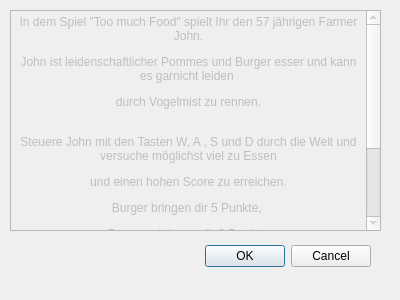
AshtariEsric/TooMuchFood_QT, file TooMuchFood/informationen.ui: the form before one commit.
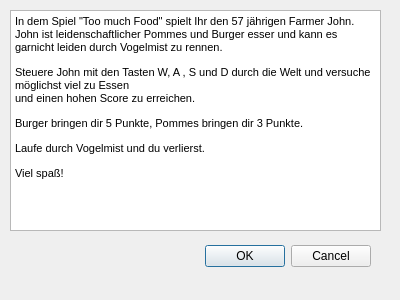
The form after the commit.

The edit to the form file:
```diff
--- a/TooMuchFood/informationen.ui
+++ b/TooMuchFood/informationen.ui
@@ -35,9 +35,9 @@
     <set>QDialogButtonBox::Cancel|QDialogButtonBox::Ok</set>
    </property>
   </widget>
-  <widget class="QTextEdit" name="textEdit">
+  <widget class="QTextBrowser" name="textBrowser">
    <property name="enabled">
-    <bool>false</bool>
+    <bool>true</bool>
    </property>
    <property name="geometry">
     <rect>
@@ -51,33 +51,34 @@
     <enum>Qt::NoContextMenu</enum>
    </property>
    <property name="autoFillBackground">
-    <bool>true</bool>
+    <bool>false</bool>
+   </property>
+   <property name="inputMethodHints">
+    <set>Qt::ImhMultiLine</set>
    </property>
    <property name="sizeAdjustPolicy">
-    <enum>QAbstractScrollArea::AdjustToContents</enum>
+    <enum>QAbstractScrollArea::AdjustToContentsOnFirstShow</enum>
    </property>
    <property name="autoFormatting">
     <set>QTextEdit::AutoAll</set>
    </property>
    <property name="html">
-    <string notr="true">&lt;!DOCTYPE HTML PUBLIC &quot;-//W3C//DTD HTML 4.0//EN&quot; &quot;http://www.w3.org/TR/REC-html40/strict.dtd&quot;&gt;
+    <string>&lt;!DOCTYPE HTML PUBLIC &quot;-//W3C//DTD HTML 4.0//EN&quot; &quot;http://www.w3.org/TR/REC-html40/strict.dtd&quot;&gt;
 &lt;html&gt;&lt;head&gt;&lt;meta name=&quot;qrichtext&quot; content=&quot;1&quot; /&gt;&lt;style type=&quot;text/css&quot;&gt;
 p, li { white-space: pre-wrap; }
 &lt;/style&gt;&lt;/head&gt;&lt;body style=&quot; font-family:'MS Shell Dlg 2'; font-size:8.25pt; font-weight:400; font-style:normal;&quot;&gt;
-&lt;p align=&quot;center&quot; style=&quot; margin-top:12px; margin-bottom:12px; margin-left:0px; margin-right:0px; -qt-block-indent:0; text-indent:0px;&quot;&gt;&lt;span style=&quot; font-size:9pt;&quot;&gt;In dem Spiel &amp;quot;Too much Food&amp;quot; spielt Ihr den 57 jährigen Farmer John.&lt;/span&gt;&lt;/p&gt;
-&lt;p align=&quot;center&quot; style=&quot; margin-top:12px; margin-bottom:12px; margin-left:0px; margin-right:0px; -qt-block-indent:0; text-indent:0px;&quot;&gt;&lt;span style=&quot; font-size:9pt;&quot;&gt;John ist leidenschaftlicher Pommes und Burger esser und kann es garnicht leiden &lt;/span&gt;&lt;/p&gt;
-&lt;p align=&quot;center&quot; style=&quot; margin-top:12px; margin-bottom:12px; margin-left:0px; margin-right:0px; -qt-block-indent:0; text-indent:0px;&quot;&gt;&lt;span style=&quot; font-size:9pt;&quot;&gt;durch Vogelmist zu rennen.&lt;/span&gt;&lt;/p&gt;
-&lt;p align=&quot;center&quot; style=&quot; margin-top:12px; margin-bottom:12px; margin-left:0px; margin-right:0px; -qt-block-indent:0; text-indent:0px;&quot;&gt;&lt;span style=&quot; font-size:9pt;&quot;&gt;&lt;br /&gt;Steuere John mit den Tasten W, A , S und D durch die Welt und versuche möglichst viel zu Essen&lt;/span&gt;&lt;/p&gt;
-&lt;p align=&quot;center&quot; style=&quot; margin-top:12px; margin-bottom:12px; margin-left:0px; margin-right:0px; -qt-block-indent:0; text-indent:0px;&quot;&gt;&lt;span style=&quot; font-size:9pt;&quot;&gt;und einen hohen Score zu erreichen.&lt;/span&gt;&lt;/p&gt;
-&lt;p align=&quot;center&quot; style=&quot; margin-top:12px; margin-bottom:12px; margin-left:0px; margin-right:0px; -qt-block-indent:0; text-indent:0px;&quot;&gt;&lt;span style=&quot; font-size:9pt;&quot;&gt;Burger bringen dir 5 Punkte, &lt;/span&gt;&lt;/p&gt;
-&lt;p align=&quot;center&quot; style=&quot; margin-top:12px; margin-bottom:12px; margin-left:0px; margin-right:0px; -qt-block-indent:0; text-indent:0px;&quot;&gt;&lt;span style=&quot; font-size:9pt;&quot;&gt;Pommes bringen dir 3 Punkte.&lt;/span&gt;&lt;/p&gt;
-&lt;p align=&quot;center&quot; style=&quot; margin-top:12px; margin-bottom:12px; margin-left:0px; margin-right:0px; -qt-block-indent:0; text-indent:0px;&quot;&gt;&lt;span style=&quot; font-size:9pt;&quot;&gt;&lt;br /&gt;Laufe durch Vogelmist und du verlierst.&lt;/span&gt;&lt;/p&gt;
-&lt;p align=&quot;center&quot; style=&quot; margin-top:12px; margin-bottom:12px; margin-left:0px; margin-right:0px; -qt-block-indent:0; text-indent:0px;&quot;&gt;&lt;br /&gt;&lt;/p&gt;
-&lt;p align=&quot;center&quot; style=&quot; margin-top:12px; margin-bottom:12px; margin-left:0px; margin-right:0px; -qt-block-indent:0; text-indent:0px;&quot;&gt;&lt;span style=&quot; font-size:9pt;&quot;&gt;Viel spaß!&lt;/span&gt;&lt;/p&gt;&lt;/body&gt;&lt;/html&gt;</string>
+&lt;p style=&quot; margin-top:12px; margin-bottom:12px; margin-left:0px; margin-right:0px; -qt-block-indent:0; text-indent:0px;&quot;&gt;&lt;span style=&quot; font-size:8pt;&quot;&gt;In dem Spiel &amp;quot;Too much Food&amp;quot; spielt Ihr den 57 jährigen Farmer John.&lt;br /&gt;John ist leidenschaftlicher Pommes und Burger esser und kann es garnicht leiden durch Vogelmist zu rennen.&lt;/span&gt;&lt;/p&gt;
+&lt;p style=&quot; margin-top:12px; margin-bottom:12px; margin-left:0px; margin-right:0px; -qt-block-indent:0; text-indent:0px;&quot;&gt;&lt;span style=&quot; font-size:8pt;&quot;&gt;Steuere John mit den Tasten W, A , S und D durch die Welt und versuche möglichst viel zu Essen&lt;br /&gt;und einen hohen Score zu erreichen.&lt;/span&gt;&lt;/p&gt;
+&lt;p style=&quot; margin-top:12px; margin-bottom:12px; margin-left:0px; margin-right:0px; -qt-block-indent:0; text-indent:0px;&quot;&gt;&lt;span style=&quot; font-size:8pt;&quot;&gt;Burger bringen dir 5 Punkte, Pommes bringen dir 3 Punkte.&lt;/span&gt;&lt;/p&gt;
+&lt;p style=&quot; margin-top:12px; margin-bottom:12px; margin-left:0px; margin-right:0px; -qt-block-indent:0; text-indent:0px;&quot;&gt;&lt;span style=&quot; font-size:8pt;&quot;&gt;Laufe durch Vogelmist und du verlierst.&lt;/span&gt;&lt;/p&gt;
+&lt;p style=&quot; margin-top:12px; margin-bottom:12px; margin-left:0px; margin-right:0px; -qt-block-indent:0; text-indent:0px;&quot;&gt;&lt;span style=&quot; font-size:8pt;&quot;&gt;Viel spaß!&lt;/span&gt;&lt;/p&gt;&lt;/body&gt;&lt;/html&gt;</string>
    </property>
    <property name="textInteractionFlags">
     <set>Qt::NoTextInteraction</set>
    </property>
+   <property name="placeholderText">
+    <string notr="true"/>
+   </property>
   </widget>
  </widget>
  <resources/>
```
Left out of the diff: 7 changed lines with no effect on the pictures.
